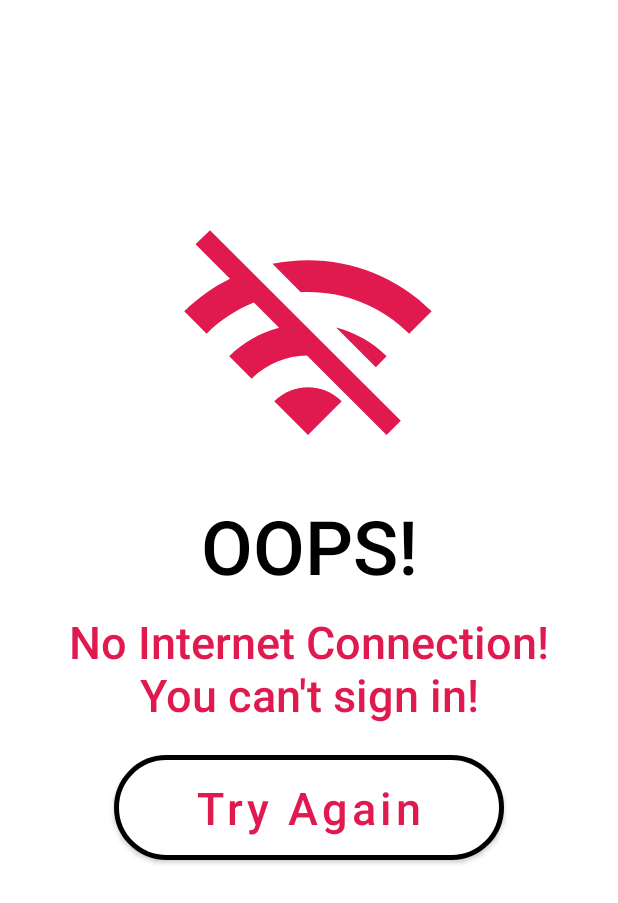
After one commit to roxygene/SeniorsApp, an Android app: the LoginInternetAccessActivity screen opened directly, with no data from a screen before it, on a phone screen of 412 x 824 dp. The commit adds this screen. Shown: the top 903 px of the screen. Run offline under Robolectric (Android 15) with nearby library versions, the phone set to English and light mode, and no system bars; Roboto replaces fonts that are not available here.

Commit message:
Sprawdzanie czy jest połączenie z internetem działa

```diff
--- a/app/src/main/AndroidManifest.xml
+++ b/app/src/main/AndroidManifest.xml
@@ -1,6 +1,9 @@
 <?xml version="1.0" encoding="utf-8"?>
 <manifest xmlns:android="http://schemas.android.com/apk/res/android"
     package="com.roksanagulewska.seniorsapp">
+
+    <uses-permission android:name="android.permission.INTERNET" />
+    <uses-permission android:name="android.permission.ACCESS_NETWORK_STATE" />
 
     <application
         android:allowBackup="true"
@@ -9,7 +12,8 @@
         android:roundIcon="@mipmap/ic_launcher_round"
         android:supportsRtl="true"
         android:theme="@style/Theme.NoActionBar">
-        <activity android:name=".Activities.PreferencesActivity"></activity>
+        <activity android:name=".Activities.LoginInternetAccessActivity"></activity>
+        <activity android:name=".Activities.PreferencesActivity" />
         <activity android:name=".UsersPreferencesActivity" />
         <activity android:name=".Activities.UsersInfoActivity" />
         <activity android:name=".Activities.LogInActivity" />
--- /dev/null
+++ b/app/src/main/java/com/roksanagulewska/seniorsapp/Activities/LoginInternetAccessActivity.java
@@ -0,0 +1,64 @@
+package com.roksanagulewska.seniorsapp.Activities;
+
+import android.content.Context;
+import android.content.Intent;
+import android.net.ConnectivityManager;
+import android.net.NetworkInfo;
+import android.os.Bundle;
+import android.view.View;
+import android.widget.Button;
+import android.widget.Toast;
+
+import androidx.appcompat.app.AppCompatActivity;
+
+import com.roksanagulewska.seniorsapp.R;
+
+public class LoginInternetAccessActivity extends AppCompatActivity {
+
+    Button tryAgainBtn;
+
+    @Override
+    protected void onCreate(Bundle savedInstanceState) {
+        super.onCreate(savedInstanceState);
+        setContentView(R.layout.login_activity_internet_access);
+
+        tryAgainBtn = findViewById(R.id.tryAgainButton);
+
+        tryAgainBtn.setOnClickListener(new View.OnClickListener() {
+
+            /**
+             * Called when a view has been clicked.
+             *
+             * @param view The view that was clicked.
+             */
+            @Override
+            public void onClick(View view) {
+
+                if (isConnected()) {
+                    Intent intent = new Intent(getApplicationContext(), LogInActivity.class);
+                    startActivity(intent);
+                    finish();
+
+                } else {
+                    Toast.makeText(getApplicationContext(), "Still no connection!", Toast.LENGTH_SHORT).show();
+                }
+            }
+        });
+    }
+
+    //metoda sprawdza czy urządzenie jest połączone z internetem
+    public boolean isConnected() {
+        ConnectivityManager connectivityManager = (ConnectivityManager) getSystemService(Context.CONNECTIVITY_SERVICE);
+        NetworkInfo networkInfo = connectivityManager.getActiveNetworkInfo();
+
+        if (networkInfo != null) {
+            if (networkInfo.isConnected()) {
+                return true;
+            } else {
+                return false;
+            }
+        } else {
+            return false;
+        }
+    }
+}
--- /dev/null
+++ b/app/src/main/res/drawable/button_internet.xml
@@ -0,0 +1,9 @@
+<?xml version="1.0" encoding="utf-8"?>
+<shape xmlns:android="http://schemas.android.com/apk/res/android">
+    <solid android:color="@color/white"/>
+    <stroke android:width="3dp"
+        android:color="@color/black">
+
+    </stroke>
+    <corners android:radius="100dp"/>
+</shape>
--- /dev/null
+++ b/app/src/main/res/drawable/ic_baseline_wifi_off_24.xml
@@ -0,0 +1,5 @@
+<vector android:height="24dp" android:tint="#E01A4F"
+    android:viewportHeight="24" android:viewportWidth="24"
+    android:width="24dp" xmlns:android="http://schemas.android.com/apk/res/android">
+    <path android:fillColor="@android:color/white" android:pathData="M22.99,9C19.15,5.16 13.8,3.76 8.84,4.78l2.52,2.52c3.47,-0.17 6.99,1.05 9.63,3.7l2,-2zM18.99,13c-1.29,-1.29 -2.84,-2.13 -4.49,-2.56l3.53,3.53 0.96,-0.97zM2,3.05L5.07,6.1C3.6,6.82 2.22,7.78 1,9l1.99,2c1.24,-1.24 2.67,-2.16 4.2,-2.77l2.24,2.24C7.81,10.89 6.27,11.73 5,13v0.01L6.99,15c1.36,-1.36 3.14,-2.04 4.92,-2.06L18.98,20l1.27,-1.26L3.29,1.79 2,3.05zM9,17l3,3 3,-3c-1.65,-1.66 -4.34,-1.66 -6,0z"/>
+</vector>
--- a/app/src/main/res/drawable/thumb.xml
+++ b/app/src/main/res/drawable/thumb.xml
@@ -2,7 +2,7 @@
 <selector xmlns:android="http://schemas.android.com/apk/res/android">
     <item android:state_checked="true">
         <shape android:shape="oval">
-            <solid android:color="@color/color3"/>
+            <solid android:color="@color/color1"/>
             <size android:width="100dp"
                 android:height="100dp"/>
         </shape>
@@ -10,7 +10,7 @@
 
     <item android:state_checked="false">
         <shape android:shape="oval">
-            <solid android:color="@color/color1"/>
+            <solid android:color="@color/color3"/>
 
             <size android:width="40dp"
                 android:height="40dp"/>
--- a/app/src/main/res/layout/activity_registration.xml
+++ b/app/src/main/res/layout/activity_registration.xml
@@ -7,7 +7,6 @@
     android:background="@drawable/back1"
     android:padding="30dp"
     tools:context=".Activities.RegistrationActivity">
-
 
     <TextView
         android:id="@+id/textView"
@@ -118,4 +117,5 @@
         app:layout_constraintStart_toStartOf="parent"
         app:layout_constraintTop_toBottomOf="@+id/textInputLayoutPassword2" />
 
+
 </androidx.constraintlayout.widget.ConstraintLayout>
--- /dev/null
+++ b/app/src/main/res/layout/login_activity_internet_access.xml
@@ -0,0 +1,72 @@
+<?xml version="1.0" encoding="utf-8"?>
+<androidx.constraintlayout.widget.ConstraintLayout xmlns:android="http://schemas.android.com/apk/res/android"
+    xmlns:app="http://schemas.android.com/apk/res-auto"
+    xmlns:tools="http://schemas.android.com/tools"
+    android:id="@+id/no_internet_layout"
+    android:layout_width="match_parent"
+    android:layout_height="match_parent"
+    android:layout_gravity="center"
+    android:background="@color/white"
+    tools:context=".Activities.LoginInternetAccessActivity">
+
+
+    <ImageView
+        android:id="@+id/imageView"
+        android:layout_width="180dp"
+        android:layout_height="180dp"
+        android:layout_marginTop="140dp"
+        android:src="@drawable/ic_baseline_wifi_off_24"
+        app:layout_constraintEnd_toEndOf="parent"
+        app:layout_constraintHorizontal_bias="0.497"
+        app:layout_constraintStart_toStartOf="parent"
+        app:layout_constraintTop_toTopOf="parent" />
+
+    <TextView
+        android:id="@+id/textView6"
+        android:layout_width="match_parent"
+        android:layout_height="wrap_content"
+        android:layout_marginTop="10dp"
+        android:fontFamily="sans-serif-medium"
+        android:text="@string/internet1"
+        android:textAlignment="center"
+        android:textColor="@color/black"
+        android:textSize="50dp"
+        app:layout_constraintTop_toBottomOf="@+id/imageView"
+        tools:layout_editor_absoluteX="35dp" />
+
+    <TextView
+        android:id="@+id/textView7"
+        android:layout_width="wrap_content"
+        android:layout_height="wrap_content"
+        android:layout_marginTop="10dp"
+        android:fontFamily="sans-serif-medium"
+        android:text="@string/internetL2"
+        android:textAlignment="center"
+        android:textColor="@color/color5"
+        android:textSize="30dp"
+        android:paddingLeft="20dp"
+        android:paddingRight="20dp"
+        app:layout_constraintEnd_toEndOf="parent"
+        app:layout_constraintHorizontal_bias="0.5"
+        app:layout_constraintStart_toStartOf="parent"
+        app:layout_constraintTop_toBottomOf="@+id/textView6" />
+
+    <Button
+        android:id="@+id/tryAgainButton"
+        android:layout_width="260dp"
+        android:layout_height="70dp"
+        android:layout_marginTop="20dp"
+        android:background="@drawable/button_internet"
+        android:fontFamily="sans-serif-medium"
+        android:text="@string/internet3"
+        android:textAllCaps="false"
+        android:textColor="@color/color5"
+        android:textSize="30dp"
+        app:backgroundTint="@null"
+        app:layout_constraintEnd_toEndOf="parent"
+        app:layout_constraintHorizontal_bias="0.5"
+        app:layout_constraintStart_toStartOf="parent"
+        app:layout_constraintTop_toBottomOf="@+id/textView7" />
+
+
+</androidx.constraintlayout.widget.ConstraintLayout>
--- a/app/src/main/res/values/strings.xml
+++ b/app/src/main/res/values/strings.xml
@@ -1,4 +1,4 @@
-<resources>
+<resources xmlns:tools="http://schemas.android.com/tools">
     <string name="app_name">SeniorsApp</string>
     <string name="okButton">OK</string>
     <string name="start1">Welcome in SeniorsApp!</string>
@@ -24,6 +24,11 @@
     <string name="preferences5">Age range:</string>
     <string name="preferences6">Min age:</string>
     <string name="preferences7">Max age:</string>
+    <string name="internet1">OOPS!</string>
+    <string name="internetL2">"No Internet Connection! You can't sign in!"</string>
+    <string name="internetR2">"No Internet Connection! You can't sign up!"</string>
+    <string name="internet3">Try Again</string>
+
 
     <string name="navigation_drawer_open">Open navigation drawer</string>
     <string name="navigation_drawer_close">Close navigation drawer</string>
```
Also changed, not shown: app/src/main/java/com/roksanagulewska/seniorsapp/Activities/LogInActivity.java (+50 -3 lines), app/src/main/java/com/roksanagulewska/seniorsapp/Activities/RegisterInternetAccessActivity.java (added, +63 -0 lines), app/src/main/java/com/roksanagulewska/seniorsapp/Activities/RegistrationActivity.java (+124 -3 lines), app/src/main/res/drawable/track.xml (+11 -11 lines), app/src/main/res/layout/register_activity_internet_access.xml (added, +72 -0 lines).
